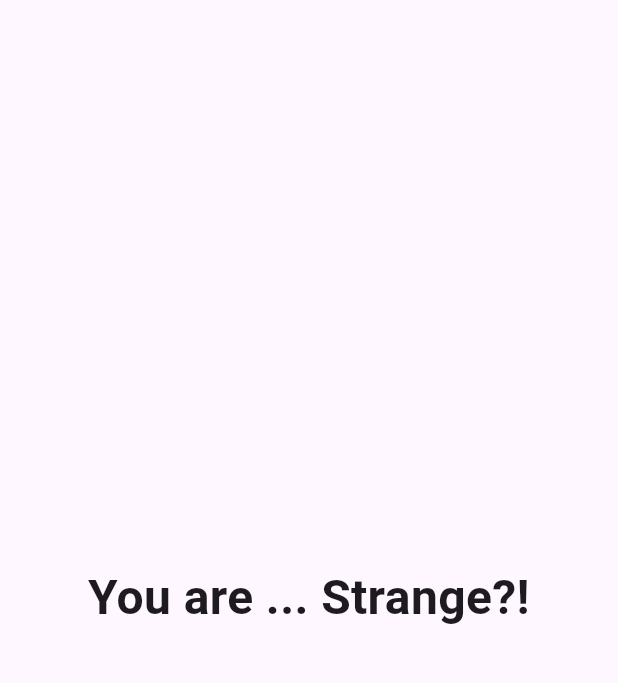
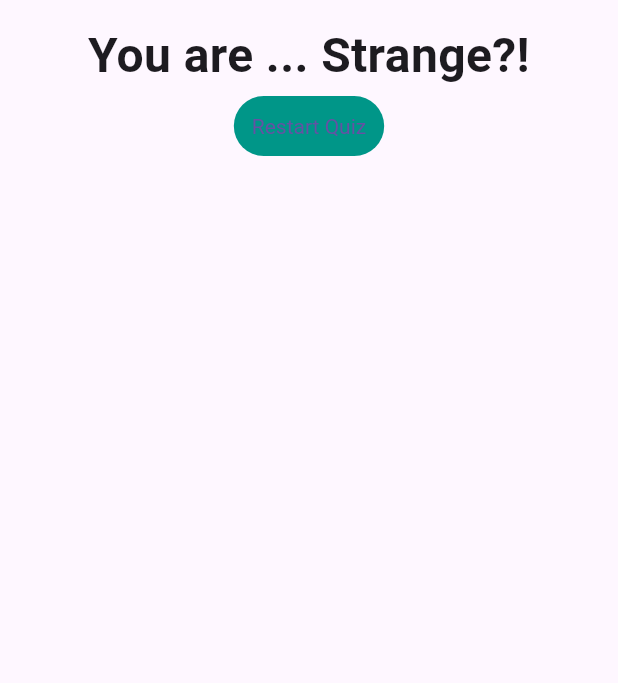
Before and after one commit to NovaLogics/skills-training-flutter-dart, a Flutter app: the screen it shows after launch, after a tap on "Black", after a tap on "Cat", after a tap on "Nova", on a phone screen of 412 x 824 dp, the part 63-746 px from its top. Run offline on Flutter 3.47's test engine with Material 3 defaults, Android fonts, the phone set to English and light mode, and no system bars.

Commit message:
feat [ui]: Add quiz reset functions

```diff
--- a/lib/main.dart
+++ b/lib/main.dart
@@ -55,6 +55,13 @@ class _AlphaAppState extends State<AlphaApp> {
     });
   }
 
+  void _resetQuiz() {
+    setState(() {
+      _questionIndex = 0;
+      _totalScore = 0;
+    });
+  }
+
   @override
   Widget build(BuildContext context) {
     return MaterialApp(
@@ -68,7 +75,10 @@ class _AlphaAppState extends State<AlphaApp> {
                 questionIndex: _questionIndex,
                 questions: _questions,
               )
-            : Result(_totalScore),
+            : Result(
+                _totalScore,
+                _resetQuiz,
+              ),
       ),
     );
   }
--- a/lib/result.dart
+++ b/lib/result.dart
@@ -2,21 +2,19 @@ import 'package:flutter/material.dart';
 
 class Result extends StatelessWidget {
   final int resultScore;
+  final VoidCallback resetHandler;
 
-  const Result(this.resultScore);
+  const Result(this.resultScore, this.resetHandler);
 
   String get resultPhrase {
     String resultText;
-    if(resultScore <= 8){
+    if (resultScore <= 8) {
       resultText = "You are awesome and innocent!";
-    }
-    else if(resultScore <= 12){
+    } else if (resultScore <= 12) {
       resultText = "Pretty Likable!";
-    }
-     else if(resultScore <= 16){
+    } else if (resultScore <= 16) {
       resultText = "You are ... Strange?!";
-    }
-    else{
+    } else {
       resultText = "You are a ... very Strange person?!";
     }
     return resultText;
@@ -25,7 +23,9 @@ class Result extends StatelessWidget {
   @override
   Widget build(BuildContext context) {
     return Center(
-      child: Text(
+      child: Column(
+        children: [
+          Text(
             resultPhrase,
             style: const TextStyle(
               fontSize: 32,
@@ -33,6 +33,18 @@ class Result extends StatelessWidget {
             ),
             textAlign: TextAlign.center,
           ),
+          TextButton(
+            onPressed: resetHandler,
+            child: const Text("Restart Quiz"),
+            style: TextButton.styleFrom(
+              backgroundColor: Colors.teal,
+              textStyle: const TextStyle(
+                color: Colors.black,
+              ),
+            ),
+          )
+        ],
+      ),
     );
   }
 }
```
Lines whose indentation alone changed are shown as unchanged.
